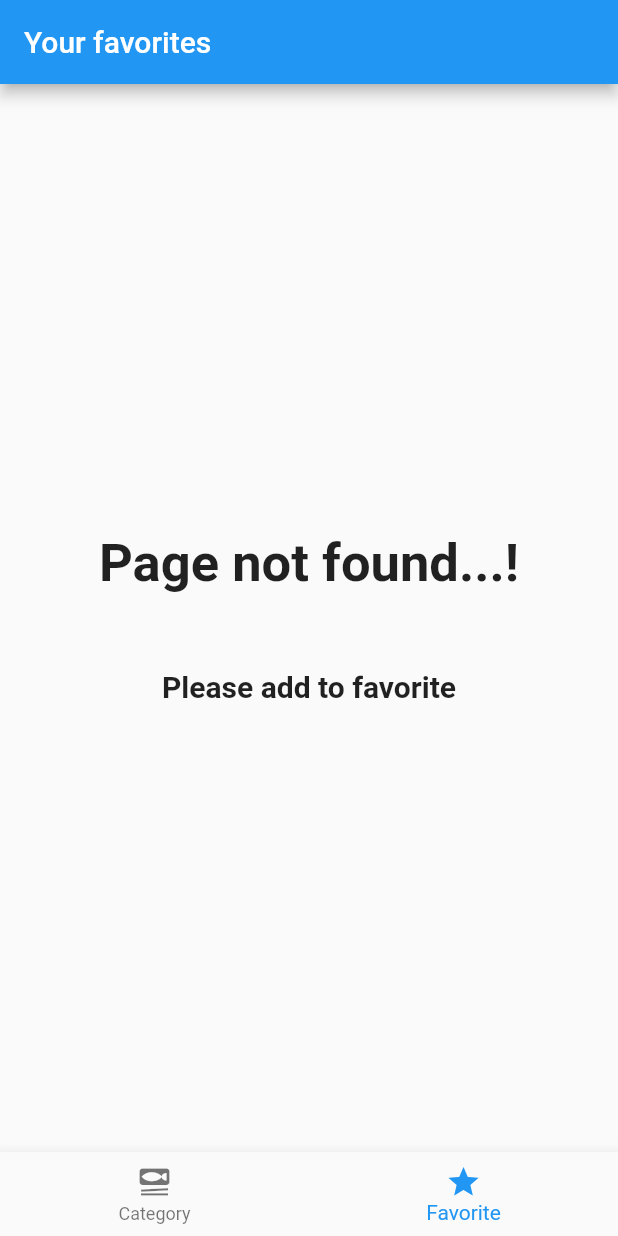
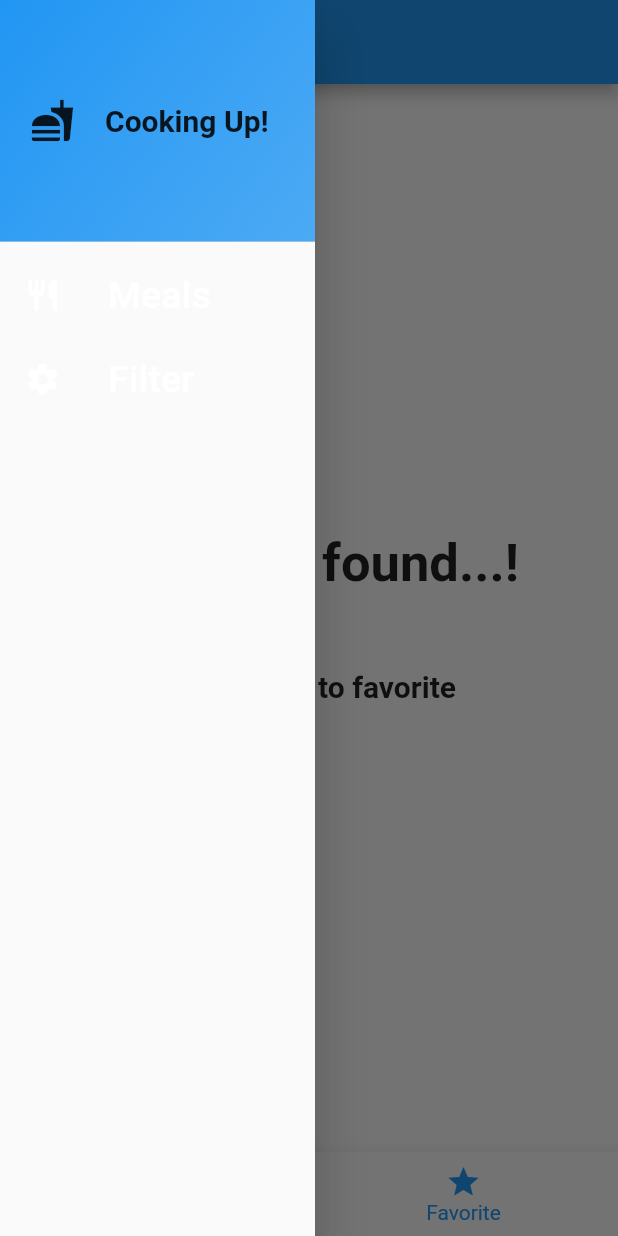
Before and after one commit to Dianagit168/Sell_Products, a Flutter app: the screen it shows after launch, item 2 of the bottom bar chosen, with the side drawer open (before the commit the screen has no drawer), on a phone screen of 412 x 824 dp. Run offline on Flutter 3.47's test engine with Material 2 defaults, Android fonts, the phone set to English and light mode, and no system bars; our stand-ins replace transparent_image.

Commit message:
add fovorite and drawer

```diff
--- a/lib/screens/meals.dart
+++ b/lib/screens/meals.dart
@@ -4,15 +4,23 @@ import 'package:sell_products/screens/meal_detail_screen.dart';
 import 'package:sell_products/widgets/meals_items.dart';
 
 class MealsScreen extends StatelessWidget {
-  const MealsScreen({Key? key, required this.title, required this.meals})
+  const MealsScreen(
+      {Key? key,
+      required this.title,
+      required this.meals,
+      required this.onToggleFavorite})
       : super(key: key);
   final String title;
   final List<Meal> meals;
+  final Function(Meal meal) onToggleFavorite;
   void selectMeal(BuildContext context, Meal meal) {
     Navigator.push(
         context,
         MaterialPageRoute(
-          builder: (context) => MealDetailScreen(mealDetail: meal),
+          builder: (context) => MealDetailScreen(
+            mealDetail: meal,
+            onToggleFavorite: onToggleFavorite,
+          ),
         ));
   }
 
--- a/lib/screens/tabs.dart
+++ b/lib/screens/tabs.dart
@@ -1,8 +1,10 @@
 import 'package:flutter/material.dart';
 import 'package:flutter/src/foundation/key.dart';
+import 'package:sell_products/model/meal.dart';
 
 import 'package:sell_products/screens/categoies.dart';
 import 'package:sell_products/screens/meals.dart';
+import 'package:sell_products/widgets/main_drawer.dart';
 
 class TabScreen extends StatefulWidget {
   const TabScreen({Key? key}) : super(key: key);
@@ -12,6 +14,33 @@ class TabScreen extends StatefulWidget {
 }
 
 class _TabScreenState extends State<TabScreen> {
+  final List<Meal> favoriteMeal = [];
+  void showMessageInfo(String content) {
+    ScaffoldMessenger.of(context).clearSnackBars();
+    ScaffoldMessenger.of(context).showSnackBar(
+      SnackBar(
+        content: Text(content),
+      ),
+    );
+  }
+
+  void toggleMealFavoriteStatus(Meal meal) {
+    final isExisting = favoriteMeal.contains(meal);
+    debugPrint(isExisting.toString());
+
+    if (isExisting) {
+      setState(() {
+        favoriteMeal.remove(meal);
+      });
+      showMessageInfo('Meal is no longer a favorite.');
+    } else {
+      setState(() {
+        favoriteMeal.add(meal);
+      });
+      showMessageInfo('Marked as a favorite');
+    }
+  }
+
   int selectedPageIndex = 0;
   void selectPage(int index) {
     setState(() {
@@ -21,11 +50,17 @@ class _TabScreenState extends State<TabScreen> {
 
   @override
   Widget build(BuildContext context) {
-    Widget activePage = const CategoriesScreen();
+    Widget activePage = CategoriesScreen(
+      onToggleFavorite: toggleMealFavoriteStatus,
+    );
     var activePageTitle = 'Category';
     if (selectedPageIndex == 1) {
       setState(() {
-        activePage = const MealsScreen(title: 'Your favorites', meals: []);
+        activePage = MealsScreen(
+          title: 'Your favorites',
+          meals: favoriteMeal,
+          onToggleFavorite: toggleMealFavoriteStatus,
+        );
         activePageTitle = 'Favorites';
       });
     }
@@ -33,6 +68,7 @@ class _TabScreenState extends State<TabScreen> {
       // appBar: AppBar(
       //   title: Text(activePageTitle),
       // ),
+      drawer: const MainDrawer(),
       body: activePage,
       bottomNavigationBar: BottomNavigationBar(
         items: const [
--- /dev/null
+++ b/lib/widgets/main_drawer.dart
@@ -0,0 +1,76 @@
+import 'package:flutter/material.dart';
+
+class MainDrawer extends StatelessWidget {
+  const MainDrawer({Key? key}) : super(key: key);
+
+  @override
+  Widget build(BuildContext context) {
+    return Drawer(
+      width: 210,
+      child: Column(
+        children: [
+          DrawerHeader(
+            padding: const EdgeInsets.all(20),
+            decoration: BoxDecoration(
+              gradient: LinearGradient(
+                colors: [
+                  Theme.of(context).colorScheme.primaryContainer,
+                  Theme.of(context)
+                      .colorScheme
+                      .primaryContainer
+                      .withOpacity(0.8),
+                ],
+                begin: Alignment.topLeft,
+                end: Alignment.bottomRight,
+              ),
+            ),
+            child: Row(
+              children: const [
+                Icon(
+                  Icons.fastfood,
+                  size: 30,
+                ),
+                SizedBox(
+                  width: 20,
+                ),
+                Text(
+                  'Cooking Up!',
+                  style: TextStyle(
+                    fontSize: 20,
+                    fontWeight: FontWeight.bold,
+                  ),
+                ),
+              ],
+            ),
+          ),
+          ListTile(
+            leading: Icon(
+              Icons.restaurant,
+              size: 25,
+              color: Theme.of(context).colorScheme.onBackground,
+            ),
+            title: Text(
+              'Meals',
+              style: Theme.of(context).textTheme.titleSmall!.copyWith(
+                  color: Theme.of(context).colorScheme.onBackground,
+                  fontSize: 25),
+            ),
+          ),
+          ListTile(
+            leading: Icon(
+              Icons.settings,
+              size: 25,
+              color: Theme.of(context).colorScheme.onBackground,
+            ),
+            title: Text(
+              'Filter',
+              style: Theme.of(context).textTheme.titleSmall!.copyWith(
+                  color: Theme.of(context).colorScheme.onBackground,
+                  fontSize: 25),
+            ),
+          )
+        ],
+      ),
+    );
+  }
+}
```
Also changed, not shown: lib/screens/categoies.dart (+9 -3 lines), lib/screens/meal_detail_screen.dart (+11 -2 lines).
